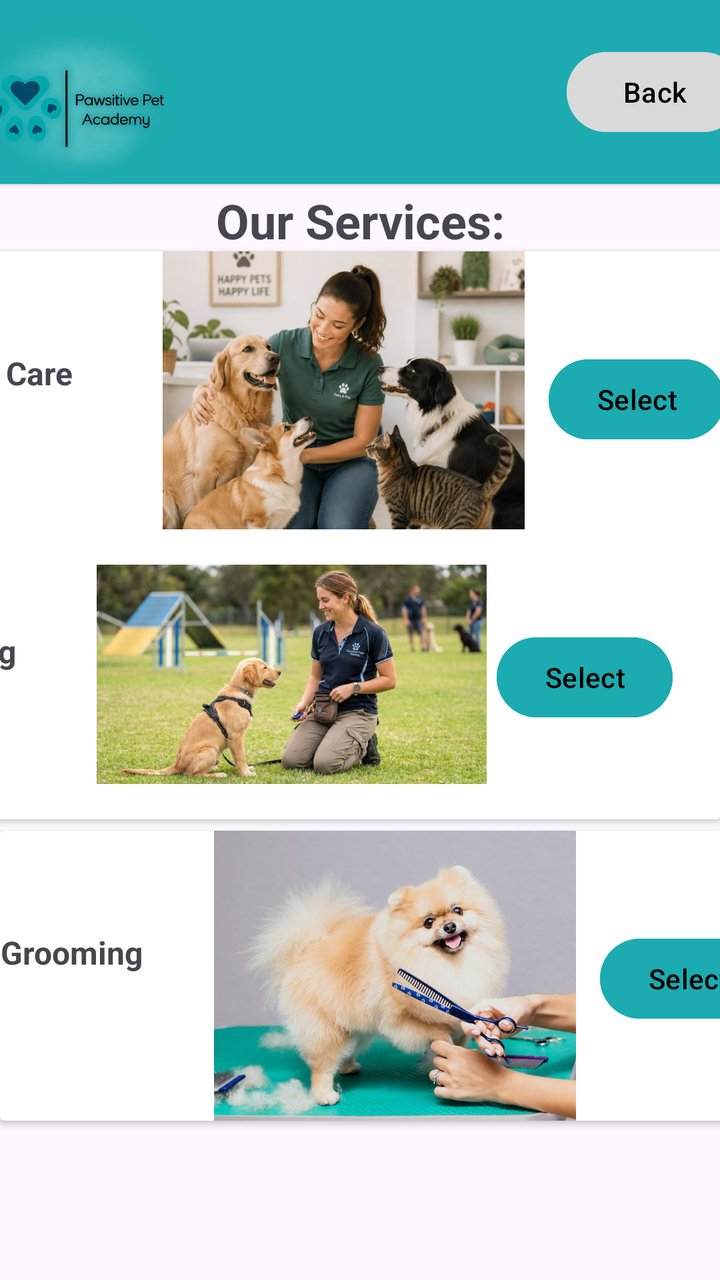
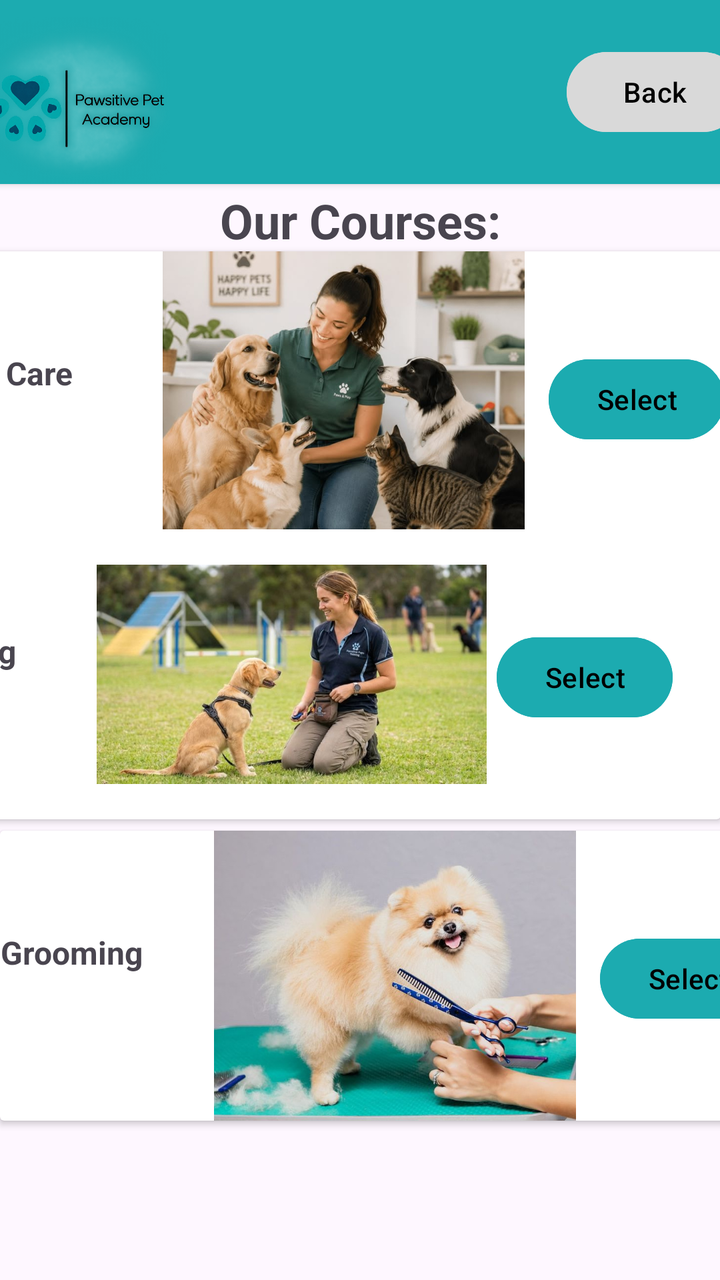

An Android layout rendered at two revisions. The XML below is the earlier revision; the diff shows what the commit changed to produce the second picture.
<!-- AndroidManifest.xml: application theme Theme.PawsitivePets -->
<!-- res/layout/activity_courses_list_page.xml -->
<?xml version="1.0" encoding="utf-8"?>
<androidx.constraintlayout.widget.ConstraintLayout xmlns:android="http://schemas.android.com/apk/res/android"
    xmlns:app="http://schemas.android.com/apk/res-auto"
    xmlns:tools="http://schemas.android.com/tools"
    android:id="@+id/main"
    android:layout_width="match_parent"
    android:layout_height="match_parent"
    tools:context=".CoursesListPage">

    <TextView
        android:id="@+id/txtOurServices"
        android:layout_width="161dp"
        android:layout_height="37dp"
        android:gravity="center"
        android:text="Our Services:"
        android:textSize="24sp"
        android:textStyle="bold"
        app:layout_constraintBottom_toBottomOf="parent"
        app:layout_constraintEnd_toEndOf="parent"
        app:layout_constraintStart_toStartOf="parent"
        app:layout_constraintTop_toTopOf="@+id/cardView2"
        app:layout_constraintVertical_bias="0.152" />

    <androidx.cardview.widget.CardView
        android:id="@+id/cardView2"
        android:layout_width="414dp"
        android:layout_height="92dp"
        app:cardBackgroundColor="#1CABB0"
        app:layout_constraintBottom_toBottomOf="parent"
        app:layout_constraintEnd_toEndOf="parent"
        app:layout_constraintStart_toStartOf="parent"
        app:layout_constraintTop_toTopOf="parent"
        app:layout_constraintVertical_bias="0.0">

        <ImageView
            android:id="@+id/imageView"
            android:layout_width="130dp"
            android:layout_height="match_parent"
            app:srcCompat="@drawable/logo_1" />

        <Button
            android:id="@+id/btnBack"
            android:layout_width="wrap_content"
            android:layout_height="wrap_content"
            android:layout_gravity="end|center_vertical"
            android:layout_marginEnd="16dp"
            android:backgroundTint="#D9D9D9"
            android:text="Back"
            android:textColor="@color/black" />
    </androidx.cardview.widget.CardView>

    <androidx.cardview.widget.CardView
        android:id="@+id/cardView3"
        android:layout_width="412dp"
        android:layout_height="145dp"
        app:layout_constraintBottom_toBottomOf="parent"
        app:layout_constraintEnd_toEndOf="parent"
        app:layout_constraintStart_toStartOf="parent"
        app:layout_constraintTop_toTopOf="@+id/cardView2"
        app:layout_constraintVertical_bias="0.254">

        <TextView
            android:id="@+id/txtPetCare"
            android:layout_width="wrap_content"
            android:layout_height="wrap_content"
            android:gravity="center"
            android:text="Pet Care"
            android:textSize="16dp"
            android:textStyle="bold"
            android:translationY="50dp" />

        <ImageView
            android:id="@+id/imageView4"
            android:layout_width="195dp"
            android:layout_height="match_parent"
            android:translationX="100dp"
            app:srcCompat="@drawable/whatsapp_image_2026_09_22_at_09_33_24" />

        <Button
            android:id="@+id/btnPetCare"
            android:layout_width="wrap_content"
            android:layout_height="wrap_content"
            android:backgroundTint="#1CABB0"
            android:text="Select"
            android:textColor="@color/black"
            android:translationX="300dp"
            android:translationY="50dp" />

    </androidx.cardview.widget.CardView>

    <androidx.cardview.widget.CardView
        android:id="@+id/cardView4"
        android:layout_width="412dp"
        android:layout_height="145dp"
        app:layout_constraintBottom_toBottomOf="parent"
        app:layout_constraintEnd_toEndOf="parent"
        app:layout_constraintHorizontal_bias="1.0"
        app:layout_constraintStart_toStartOf="parent"
        app:layout_constraintTop_toTopOf="@+id/cardView2"
        app:layout_constraintVertical_bias="0.535">

        <TextView
            android:id="@+id/txtTraining"
            android:layout_width="wrap_content"
            android:layout_height="wrap_content"
            android:gravity="center"
            android:text="Training"
            android:textSize="16dp"
            android:textStyle="bold"
            android:translationY="50dp" />

        <ImageView
            android:id="@+id/imageView4"
            android:layout_width="195dp"
            android:layout_height="match_parent"
            android:translationX="100dp"
            app:srcCompat="@drawable/whatsapp_image_2026_09_22_at_09_33_24__1_" />

        <Button
            android:id="@+id/btnTraining"
            android:layout_width="wrap_content"
            android:layout_height="wrap_content"
            android:backgroundTint="#1CABB0"
            android:text="Select"
            android:textColor="@color/black"
            android:translationX="300dp"
            android:translationY="50dp" />

    </androidx.cardview.widget.CardView>

    <androidx.cardview.widget.CardView
        android:id="@+id/cardView3"
        android:layout_width="412dp"
        android:layout_height="145dp"
        app:layout_constraintBottom_toBottomOf="parent"
        app:layout_constraintEnd_toEndOf="parent"
        app:layout_constraintHorizontal_bias="0.0"
        app:layout_constraintStart_toStartOf="parent"
        app:layout_constraintTop_toTopOf="@+id/cardView2"
        app:layout_constraintVertical_bias="0.839">

        <TextView
            android:id="@+id/txtGrooming"
            android:layout_width="wrap_content"
            android:layout_height="wrap_content"
            android:gravity="center"
            android:text="Grooming"
            android:textSize="16dp"
            android:textStyle="bold"
            android:translationY="50dp" />

        <ImageView
            android:id="@+id/imageView4"
            android:layout_width="195dp"
            android:layout_height="match_parent"
            android:translationX="100dp"
            app:srcCompat="@drawable/whatsapp_image_2026_09_22_at_09_33_25" />

        <Button
            android:id="@+id/btnGrooming"
            android:layout_width="wrap_content"
            android:layout_height="wrap_content"
            android:backgroundTint="#1CABB0"
            android:text="Select"
            android:textColor="@color/black"
            android:translationX="300dp"
            android:translationY="50dp" />

    </androidx.cardview.widget.CardView>

</androidx.constraintlayout.widget.ConstraintLayout>
<!-- resources referenced by this layout -->
<resources>
  <color name="black">#FF000000</color>
  <!-- drawable logo_1: png bitmap (drawable, 235545 bytes) -->
  <!-- drawable whatsapp_image_2026_09_22_at_09_33_24: jpeg bitmap (drawable, 56257 bytes) -->
  <!-- drawable whatsapp_image_2026_09_22_at_09_33_24__1_: jpeg bitmap (drawable, 67840 bytes) -->
  <!-- drawable whatsapp_image_2026_09_22_at_09_33_25: jpeg bitmap (drawable, 47841 bytes) -->
  <style name="Theme.PawsitivePets" parent="Base.Theme.PawsitivePets" />
  <style name="Base.Theme.PawsitivePets" parent="Theme.Material3.DayNight.NoActionBar">
          
          
      </style>
</resources>

<!-- the commit's change to res/layout/activity_courses_list_page.xml (unified diff, before → after) -->
@@ -12,7 +12,7 @@
         android:layout_width="161dp"
         android:layout_height="37dp"
         android:gravity="center"
-        android:text="Our Services:"
+        android:text="Our Courses:"
         android:textSize="24sp"
         android:textStyle="bold"
         app:layout_constraintBottom_toBottomOf="parent"
